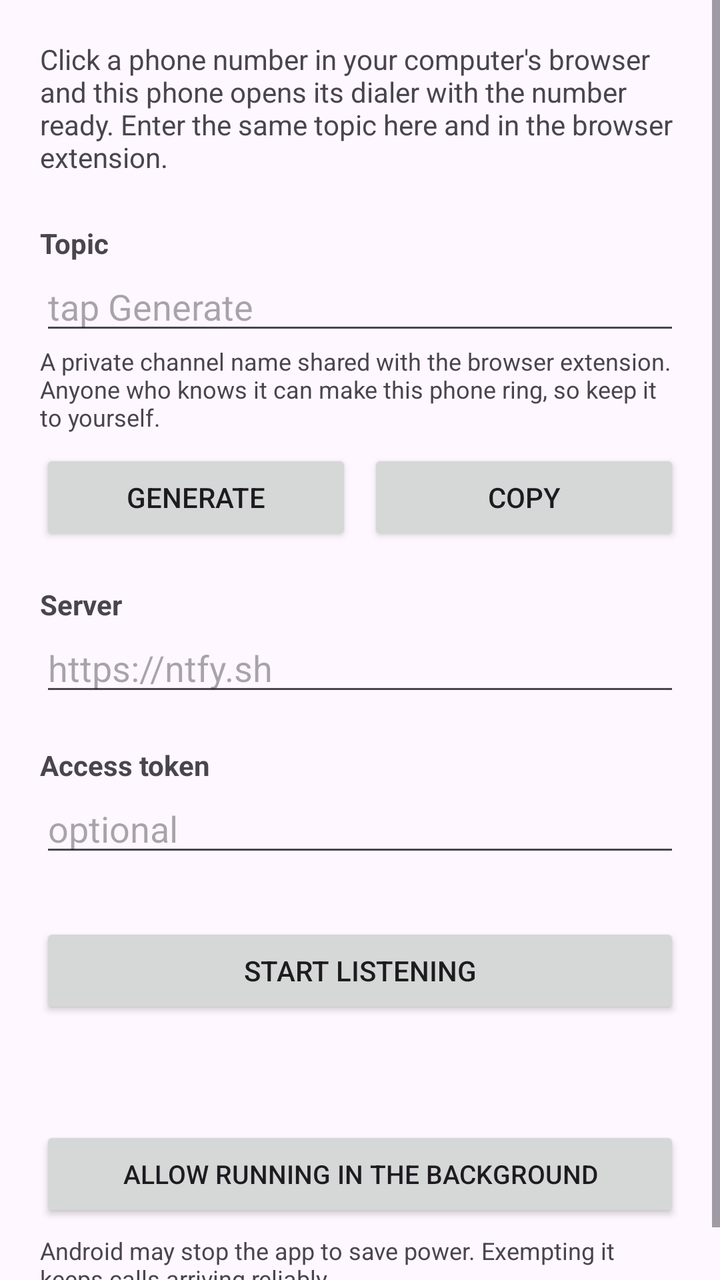
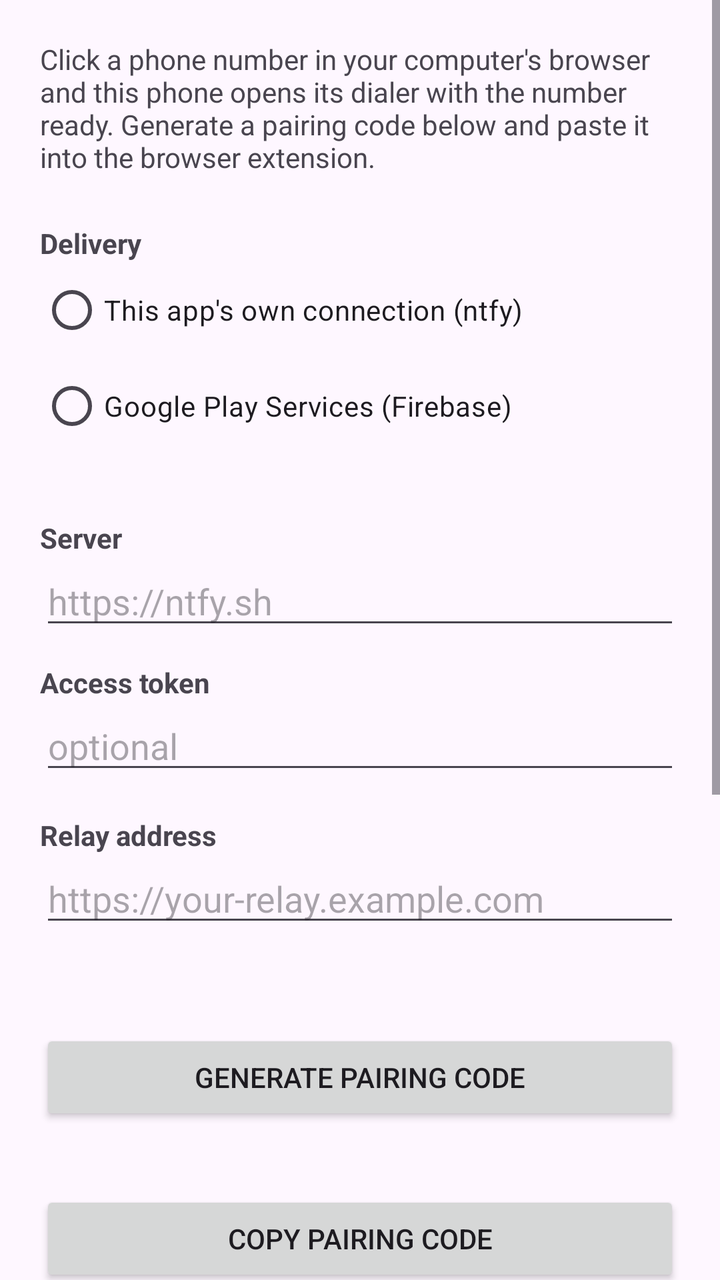

Screens rendered from an Android XML layout before and after an edit, with the pre-edit source and the edit as a unified diff.
<!-- AndroidManifest.xml: application theme Theme.DialBridge -->
<!-- res/layout/activity_main.xml -->
<?xml version="1.0" encoding="utf-8"?>
<ScrollView xmlns:android="http://schemas.android.com/apk/res/android"
    android:layout_width="match_parent"
    android:layout_height="match_parent"
    android:fillViewport="true">

    <LinearLayout
        android:layout_width="match_parent"
        android:layout_height="wrap_content"
        android:orientation="vertical"
        android:padding="20dp">

        <TextView
            android:layout_width="match_parent"
            android:layout_height="wrap_content"
            android:text="@string/intro"
            android:textSize="14sp" />

        <TextView
            android:layout_width="wrap_content"
            android:layout_height="wrap_content"
            android:layout_marginTop="24dp"
            android:labelFor="@id/topicInput"
            android:text="@string/label_topic"
            android:textStyle="bold" />

        <EditText
            android:id="@+id/topicInput"
            android:layout_width="match_parent"
            android:layout_height="wrap_content"
            android:autofillHints=""
            android:hint="@string/hint_topic"
            android:inputType="text"
            android:maxLines="1" />

        <TextView
            android:layout_width="match_parent"
            android:layout_height="wrap_content"
            android:text="@string/hint_topic_explain"
            android:textSize="12sp" />

        <LinearLayout
            android:layout_width="match_parent"
            android:layout_height="wrap_content"
            android:layout_marginTop="8dp"
            android:orientation="horizontal">

            <Button
                android:id="@+id/generateButton"
                android:layout_width="0dp"
                android:layout_height="wrap_content"
                android:layout_weight="1"
                android:text="@string/action_generate" />

            <Button
                android:id="@+id/copyButton"
                android:layout_width="0dp"
                android:layout_height="wrap_content"
                android:layout_marginStart="8dp"
                android:layout_weight="1"
                android:text="@string/action_copy" />
        </LinearLayout>

        <TextView
            android:layout_width="wrap_content"
            android:layout_height="wrap_content"
            android:layout_marginTop="20dp"
            android:labelFor="@id/serverInput"
            android:text="@string/label_server"
            android:textStyle="bold" />

        <EditText
            android:id="@+id/serverInput"
            android:layout_width="match_parent"
            android:layout_height="wrap_content"
            android:autofillHints=""
            android:hint="@string/hint_server"
            android:inputType="textUri"
            android:maxLines="1" />

        <TextView
            android:layout_width="wrap_content"
            android:layout_height="wrap_content"
            android:layout_marginTop="20dp"
            android:labelFor="@id/tokenInput"
            android:text="@string/label_token"
            android:textStyle="bold" />

        <EditText
            android:id="@+id/tokenInput"
            android:layout_width="match_parent"
            android:layout_height="wrap_content"
            android:autofillHints=""
            android:hint="@string/hint_token"
            android:inputType="textPassword"
            android:maxLines="1" />

        <Button
            android:id="@+id/toggleButton"
            android:layout_width="match_parent"
            android:layout_height="wrap_content"
            android:layout_marginTop="28dp"
            android:text="@string/action_start" />

        <TextView
            android:id="@+id/statusText"
            android:layout_width="match_parent"
            android:layout_height="wrap_content"
            android:layout_marginTop="12dp"
            android:textSize="13sp" />

        <Button
            android:id="@+id/batteryButton"
            android:layout_width="match_parent"
            android:layout_height="wrap_content"
            android:layout_marginTop="24dp"
            android:text="@string/action_battery"
            android:textSize="13sp" />

        <TextView
            android:layout_width="match_parent"
            android:layout_height="wrap_content"
            android:layout_marginTop="6dp"
            android:text="@string/battery_explain"
            android:textSize="12sp" />

    </LinearLayout>
</ScrollView>
<!-- resources referenced by this layout -->
<resources>
  <string name="action_battery">Allow running in the background</string>
  <string name="action_copy">Copy</string>
  <string name="action_generate">Generate</string>
  <string name="action_start">Start listening</string>
  <string name="battery_explain">Android may stop the app to save power. Exempting it keeps calls arriving reliably.</string>
  <string name="hint_server">https://ntfy.sh</string>
  <string name="hint_token">optional</string>
  <string name="hint_topic">tap Generate</string>
  <string name="hint_topic_explain">A private channel name shared with the browser extension. Anyone who knows it can make this phone ring, so keep it to yourself.</string>
  <string name="intro">Click a phone number in your computer\'s browser and this phone opens its dialer with the number ready. Enter the same topic here and in the browser extension.</string>
  <string name="label_server">Server</string>
  <string name="label_token">Access token</string>
  <string name="label_topic">Topic</string>
  <style name="Theme.DialBridge" parent="Theme.Material3.DayNight" />
</resources>

<!-- the commit's change to res/layout/activity_main.xml (unified diff, before → after) -->
@@ -20,86 +20,136 @@
             android:layout_width="wrap_content"
             android:layout_height="wrap_content"
             android:layout_marginTop="24dp"
-            android:labelFor="@id/topicInput"
-            android:text="@string/label_topic"
+            android:text="@string/label_transport"
             android:textStyle="bold" />
 
-        <EditText
-            android:id="@+id/topicInput"
+        <RadioGroup
+            android:id="@+id/transportGroup"
             android:layout_width="match_parent"
             android:layout_height="wrap_content"
-            android:autofillHints=""
-            android:hint="@string/hint_topic"
-            android:inputType="text"
-            android:maxLines="1" />
+            android:orientation="vertical">
+
+            <RadioButton
+                android:id="@+id/radioNtfy"
+                android:layout_width="match_parent"
+                android:layout_height="wrap_content"
+                android:text="@string/transport_ntfy" />
+
+            <RadioButton
+                android:id="@+id/radioFcm"
+                android:layout_width="match_parent"
+                android:layout_height="wrap_content"
+                android:text="@string/transport_fcm" />
+        </RadioGroup>
 
         <TextView
+            android:id="@+id/transportExplain"
             android:layout_width="match_parent"
             android:layout_height="wrap_content"
-            android:text="@string/hint_topic_explain"
             android:textSize="12sp" />
 
+        
         <LinearLayout
+            android:id="@+id/ntfyBlock"
+            android:layout_width="match_parent"
+            android:layout_height="wrap_content"
+            android:orientation="vertical">
+
+            <TextView
+                android:layout_width="wrap_content"
+                android:layout_height="wrap_content"
+                android:layout_marginTop="16dp"
+                android:labelFor="@id/serverInput"
+                android:text="@string/label_server"
+                android:textStyle="bold" />
+
+            <EditText
+                android:id="@+id/serverInput"
+                android:layout_width="match_parent"
+                android:layout_height="wrap_content"
+                android:autofillHints=""
+                android:hint="@string/hint_server"
+                android:inputType="textUri"
+                android:maxLines="1" />
+
+            <TextView
+                android:layout_width="wrap_content"
+                android:layout_height="wrap_content"
+                android:layout_marginTop="12dp"
+                android:labelFor="@id/tokenInput"
+                android:text="@string/label_token"
+                android:textStyle="bold" />
+
+            <EditText
+                android:id="@+id/tokenInput"
+                android:layout_width="match_parent"
+                android:layout_height="wrap_content"
+                android:autofillHints=""
+                android:hint="@string/hint_token"
+                android:inputType="textPassword"
+                android:maxLines="1" />
+        </LinearLayout>
+
+        
+        <LinearLayout
+            android:id="@+id/fcmBlock"
+            android:layout_width="match_parent"
+            android:layout_height="wrap_content"
+            android:orientation="vertical">
+
+            <TextView
+                android:layout_width="wrap_content"
+                android:layout_height="wrap_content"
+                android:layout_marginTop="16dp"
+                android:labelFor="@id/relayInput"
+                android:text="@string/label_relay"
+                android:textStyle="bold" />
+
+            <EditText
+                android:id="@+id/relayInput"
+                android:layout_width="match_parent"
+                android:layout_height="wrap_content"
+                android:autofillHints=""
+                android:hint="@string/hint_relay"
+                android:inputType="textUri"
+                android:maxLines="1" />
+
+            <TextView
+                android:id="@+id/fcmStatus"
+                android:layout_width="match_parent"
+                android:layout_height="wrap_content"
+                android:layout_marginTop="6dp"
+                android:textSize="12sp" />
+        </LinearLayout>
+
+        <Button
+            android:id="@+id/generateButton"
+            android:layout_width="match_parent"
+            android:layout_height="wrap_content"
+            android:layout_marginTop="24dp"
+            android:text="@string/action_generate" />
+
+        <TextView
+            android:id="@+id/pairingCode"
+            android:layout_width="match_parent"
+            android:layout_height="wrap_content"
+            android:layout_marginTop="10dp"
+            android:fontFamily="monospace"
+            android:textIsSelectable="true"
+            android:textSize="11sp" />
+
+        <Button
+            android:id="@+id/copyButton"
             android:layout_width="match_parent"
             android:layout_height="wrap_content"
             android:layout_marginTop="8dp"
-            android:orientation="horizontal">
-
-            <Button
-                android:id="@+id/generateButton"
-                android:layout_width="0dp"
-                android:layout_height="wrap_content"
-                android:layout_weight="1"
-                android:text="@string/action_generate" />
-
-            <Button
-                android:id="@+id/copyButton"
-                android:layout_width="0dp"
-                android:layout_height="wrap_content"
-                android:layout_marginStart="8dp"
-                android:layout_weight="1"
-                android:text="@string/action_copy" />
-        </LinearLayout>
-
-        <TextView
-            android:layout_width="wrap_content"
-            android:layout_height="wrap_content"
-            android:layout_marginTop="20dp"
-            android:labelFor="@id/serverInput"
-            android:text="@string/label_server"
-            android:textStyle="bold" />
-
-        <EditText
-            android:id="@+id/serverInput"
-            android:layout_width="match_parent"
-            android:layout_height="wrap_content"
-            android:autofillHints=""
-            android:hint="@string/hint_server"
-            android:inputType="textUri"
-            android:maxLines="1" />
-
-        <TextView
-            android:layout_width="wrap_content"
-            android:layout_height="wrap_content"
-            android:layout_marginTop="20dp"
-            android:labelFor="@id/tokenInput"
-            android:text="@string/label_token"
-            android:textStyle="bold" />
-
-        <EditText
-            android:id="@+id/tokenInput"
-            android:layout_width="match_parent"
-            android:layout_height="wrap_content"
-            android:autofillHints=""
-            android:hint="@string/hint_token"
-            android:inputType="textPassword"
-            android:maxLines="1" />
+            android:text="@string/action_copy" />
 
         <Button
             android:id="@+id/toggleButton"
             android:layout_width="match_parent"
             android:layout_height="wrap_content"
-            android:layout_marginTop="28dp"
+            android:layout_marginTop="24dp"
             android:text="@string/action_start" />
 
         <TextView
@@ -124,5 +174,26 @@
             android:text="@string/battery_explain"
             android:textSize="12sp" />
 
+        <View
+            android:layout_width="match_parent"
+            android:layout_height="1dp"
+            android:layout_marginTop="24dp"
+            android:background="?android:attr/listDivider" />
+
+        <TextView
+            android:layout_width="match_parent"
+            android:layout_height="wrap_content"
+            android:layout_marginTop="16dp"
+            android:text="@string/privacy_summary"
+            android:textSize="12sp" />
+
+        <Button
+            android:id="@+id/deleteDataButton"
+            android:layout_width="match_parent"
+            android:layout_height="wrap_content"
+            android:layout_marginTop="10dp"
+            android:text="@string/action_delete_data"
+            android:textSize="13sp" />
+
     </LinearLayout>
 </ScrollView>
<!-- resource entries referenced after the edit -->
@@ -1,18 +1,22 @@
 <!-- resources referenced by this layout -->
 <resources>
   <string name="action_battery">Allow running in the background</string>
-  <string name="action_copy">Copy</string>
-  <string name="action_generate">Generate</string>
+  <string name="action_copy">Copy pairing code</string>
+  <string name="action_delete_data">Delete everything this app stores</string>
+  <string name="action_generate">Generate pairing code</string>
   <string name="action_start">Start listening</string>
   <string name="battery_explain">Android may stop the app to save power. Exempting it keeps calls arriving reliably.</string>
+  <string name="hint_relay">https://your-relay.example.com</string>
   <string name="hint_server">https://ntfy.sh</string>
   <string name="hint_token">optional</string>
-  <string name="hint_topic">tap Generate</string>
-  <string name="hint_topic_explain">A private channel name shared with the browser extension. Anyone who knows it can make this phone ring, so keep it to yourself.</string>
-  <string name="intro">Click a phone number in your computer\'s browser and this phone opens its dialer with the number ready. Enter the same topic here and in the browser extension.</string>
+  <string name="intro">Click a phone number in your computer\'s browser and this phone opens its dialer with the number ready. Generate a pairing code below and paste it into the browser extension.</string>
+  <string name="label_relay">Relay address</string>
   <string name="label_server">Server</string>
   <string name="label_token">Access token</string>
-  <string name="label_topic">Topic</string>
+  <string name="label_transport">Delivery</string>
+  <string name="privacy_summary">This app stores a server address, a topic name, an encryption key and a Firebase token. It never stores the numbers you are sent, and sends nothing to anyone but the delivery service you chose.</string>
+  <string name="transport_fcm">Google Play Services (Firebase)</string>
+  <string name="transport_ntfy">This app\'s own connection (ntfy)</string>
   <style name="Theme.DialBridge" parent="Theme.Material3.DayNight" />
 </resources>
 
